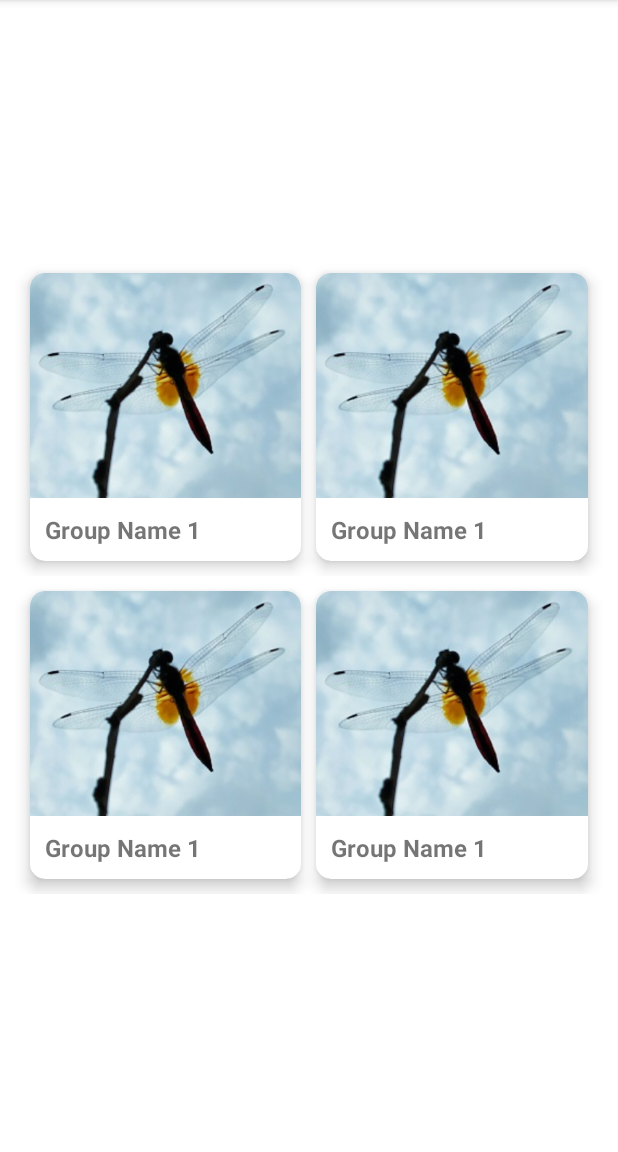
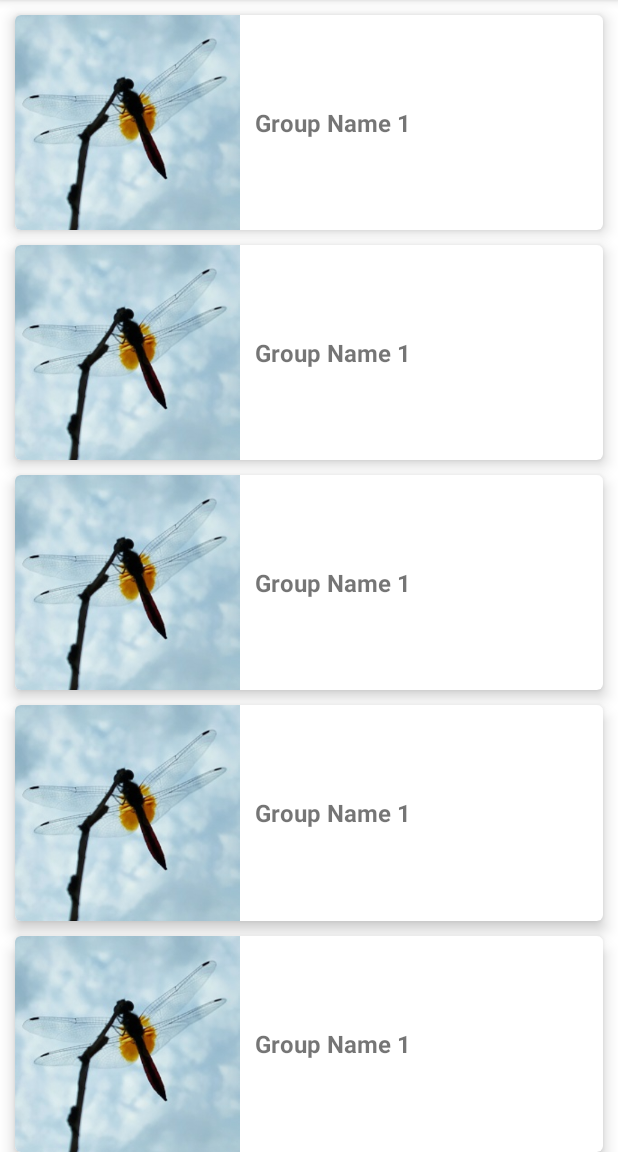
Before and after one commit to shashank1800/Android_App-Utopia-19, an Android app: the Teams screen opened directly, with no data from a screen before it, on a phone screen of 412 x 824 dp, the part 84-1236 px from its top. Run offline under Robolectric (Android 15) with nearby library versions, the phone set to English and light mode, and no system bars.

Commit message:
3 commit

```diff
--- a/app/build.gradle
+++ b/app/build.gradle
@@ -28,6 +28,7 @@ dependencies {
     implementation 'com.google.firebase:firebase-auth:16.1.0'
     implementation 'com.google.firebase:firebase-database:16.0.6'
     implementation 'com.google.android.gms:play-services-auth:11.8.0'
+    implementation 'com.google.firebase:firebase-messaging:17.3.4'
     testImplementation 'junit:junit:4.12'
     androidTestImplementation 'androidx.test:runner:1.1.0-alpha4'
     androidTestImplementation 'androidx.test.espresso:espresso-core:3.1.0-alpha4'
--- a/app/src/main/java/com/rnsit/utopia/Events.java
+++ b/app/src/main/java/com/rnsit/utopia/Events.java
@@ -11,5 +11,6 @@ public class Events extends AppCompatActivity {
         super.onCreate(savedInstanceState);
         setContentView(R.layout.activity_events);
         getSupportActionBar().setDisplayHomeAsUpEnabled(true);
+
     }
 }
--- a/app/src/main/java/com/rnsit/utopia/MyFirebaseMessagingService.java
+++ b/app/src/main/java/com/rnsit/utopia/MyFirebaseMessagingService.java
@@ -1,7 +1,28 @@
 package com.rnsit.utopia;
 
 
+import android.util.Log;
 
-public class MyFirebaseMessagingService {
+import com.google.firebase.messaging.FirebaseMessagingService;
+import com.google.firebase.messaging.RemoteMessage;
+
+
+public class MyFirebaseMessagingService extends FirebaseMessagingService {
+
+    String TAG = "";
+
+    @Override
+    public void onMessageReceived(RemoteMessage remoteMessage) {
+        Log.d(TAG, "From: " + remoteMessage.getFrom());
+        if (remoteMessage.getData().size() > 0) {
+            Log.d(TAG, "Message data payload: " + remoteMessage.getData());
+
+            if (/* Check if data needs to be processed by long running job */ true) {
+            }
+        }
+        if (remoteMessage.getNotification() != null) {
+            Log.d(TAG, "Message Notification Body: " + remoteMessage.getNotification().getBody());
+        }
+    }
 
 }
--- a/app/src/main/res/layout/activity_events.xml
+++ b/app/src/main/res/layout/activity_events.xml
@@ -1,9 +1,56 @@
 <?xml version="1.0" encoding="utf-8"?>
-<androidx.constraintlayout.widget.ConstraintLayout xmlns:android="http://schemas.android.com/apk/res/android"
+<RelativeLayout
+    xmlns:android="http://schemas.android.com/apk/res/android"
     xmlns:app="http://schemas.android.com/apk/res-auto"
     xmlns:tools="http://schemas.android.com/tools"
     android:layout_width="match_parent"
     android:layout_height="match_parent"
+    android:background="@color/dark"
     tools:context=".Events">
 
-</androidx.constraintlayout.widget.ConstraintLayout>
+    <LinearLayout
+        android:layout_width="wrap_content"
+        android:layout_height="wrap_content"
+        android:layout_centerInParent="true"
+        android:orientation="vertical">
+
+        <com.google.android.material.card.MaterialCardView
+            style="@style/Widget.MaterialComponents.CardView.Checkable"
+            android:clickable="true"
+            android:layout_width="match_parent"
+            android:layout_height="wrap_content"
+            android:layout_gravity="center"
+            android:layout_margin="@dimen/dimen_10dp"
+            app:cardElevation="@dimen/dimen_2dp">
+            <TextView
+                android:layout_width="wrap_content"
+                android:layout_height="wrap_content"
+                android:text="Total Events"
+                android:textStyle="bold"
+                android:textSize="@dimen/dimen_20sp"
+                android:layout_margin="@dimen/dimen_20dp"
+                android:layout_gravity="center"/>
+        </com.google.android.material.card.MaterialCardView>
+        <com.google.android.material.card.MaterialCardView
+            style="@style/Widget.MaterialComponents.CardView.Checkable"
+            android:clickable="true"
+            android:layout_width="match_parent"
+            android:layout_height="wrap_content"
+            android:layout_margin="@dimen/dimen_10dp"
+            app:cardElevation="@dimen/dimen_2dp">
+            <TextView
+                android:layout_width="wrap_content"
+                android:layout_height="wrap_content"
+                android:text="Upcoming Events"
+                android:textStyle="bold"
+                android:textSize="@dimen/dimen_20sp"
+                android:layout_margin="@dimen/dimen_20dp"
+                android:layout_gravity="center"/>
+        </com.google.android.material.card.MaterialCardView>
+        <FrameLayout
+            android:id="@+id/fragment_container"
+            android:layout_width="match_parent"
+            android:layout_height="match_parent" />
+    </LinearLayout>
+
+</RelativeLayout>
--- a/app/src/main/res/layout/activity_teams.xml
+++ b/app/src/main/res/layout/activity_teams.xml
@@ -1,146 +1,165 @@
 <?xml version="1.0" encoding="utf-8"?>
-<RelativeLayout
+<LinearLayout
     xmlns:android="http://schemas.android.com/apk/res/android"
     xmlns:app="http://schemas.android.com/apk/res-auto"
     xmlns:tools="http://schemas.android.com/tools"
     android:layout_width="match_parent"
     android:layout_height="match_parent"
+    android:orientation="vertical"
     tools:context=".Teams">
-
-    <TableLayout
-        android:layout_width="match_parent"
-        android:layout_height="wrap_content"
-        android:layout_centerInParent="true"
-        android:layout_margin="@dimen/dimen_10dp">
-        <TableRow>
-            <com.google.android.material.card.MaterialCardView
-                style="@style/Widget.MaterialComponents.CardView.Checkable"
-                android:layout_width="0dp"
-                android:layout_height="wrap_content"
-                android:layout_weight="1"
-                android:layout_column="1"
-                android:layout_margin="@dimen/dimen_10dp"
-                app:cardCornerRadius="@dimen/dimen_10dp"
-                app:cardElevation="@dimen/dimen_6dp">
-
-                <LinearLayout
-                    android:layout_width="wrap_content"
-                    android:layout_height="wrap_content"
-                    android:orientation="vertical">
-
-                    <ImageView
-                        android:layout_width="wrap_content"
-                        android:layout_height="150dp"
-                        android:scaleType="centerCrop"
-                        android:src="@drawable/groupicon" />
-
-                    <TextView
-                        android:layout_width="match_parent"
-                        android:layout_height="wrap_content"
-                        android:layout_margin="@dimen/dimen_10dp"
-                        android:text="Group Name 1"
-                        android:textSize="16sp"
-                        android:textStyle="bold"/>
-                </LinearLayout>
-            </com.google.android.material.card.MaterialCardView>
 
     <com.google.android.material.card.MaterialCardView
         style="@style/Widget.MaterialComponents.CardView.Checkable"
-                android:layout_width="0dp"
-                android:layout_height="wrap_content"
-                android:layout_column="2"
+        android:layout_width="match_parent"
+        android:layout_height="0dp"
+        android:layout_weight="1"
         android:layout_marginTop="@dimen/dimen_10dp"
         android:layout_marginRight="@dimen/dimen_10dp"
-                android:layout_marginBottom="@dimen/dimen_10dp"
-                android:layout_weight="1"
-                app:cardCornerRadius="@dimen/dimen_10dp"
+        android:layout_marginLeft="@dimen/dimen_10dp"
+        android:background="@drawable/post"
         app:cardElevation="@dimen/dimen_6dp">
-
         <LinearLayout
+            android:layout_width="match_parent"
+            android:layout_height="wrap_content"
+            android:orientation="horizontal">
+            <ImageView
+                android:layout_width="150dp"
+                android:layout_height="150dp"
+                android:layout_gravity="center"
+                android:scaleType="centerCrop"
+                android:src="@drawable/groupicon" />
+            <TextView
                 android:layout_width="wrap_content"
                 android:layout_height="wrap_content"
-                    android:orientation="vertical">
-
-                    <ImageView
-                        android:layout_width="wrap_content"
-                        android:layout_height="150dp"
-                        android:scaleType="centerCrop"
-                        android:src="@drawable/groupicon" />
-
-                    <TextView
-                        android:layout_width="match_parent"
-                        android:layout_height="wrap_content"
                 android:layout_margin="@dimen/dimen_10dp"
+                android:layout_gravity="center"
                 android:text="Group Name 1"
                 android:textSize="16sp"
                 android:textStyle="bold" />
         </LinearLayout>
     </com.google.android.material.card.MaterialCardView>
-        </TableRow>
-        <TableRow>
     <com.google.android.material.card.MaterialCardView
         style="@style/Widget.MaterialComponents.CardView.Checkable"
-                android:layout_width="0dp"
-                android:layout_height="wrap_content"
+        android:layout_width="match_parent"
+        android:layout_height="0dp"
         android:layout_weight="1"
-                android:layout_column="1"
-                android:layout_margin="@dimen/dimen_10dp"
-                app:cardCornerRadius="@dimen/dimen_10dp"
+        android:layout_marginTop="@dimen/dimen_10dp"
+        android:layout_marginRight="@dimen/dimen_10dp"
+        android:layout_marginLeft="@dimen/dimen_10dp"
+        android:background="@drawable/post"
         app:cardElevation="@dimen/dimen_6dp">
         <LinearLayout
+            android:layout_width="match_parent"
+            android:layout_height="wrap_content"
+            android:orientation="horizontal">
+            <ImageView
+                android:layout_width="150dp"
+                android:layout_height="150dp"
+                android:layout_gravity="center"
+                android:scaleType="centerCrop"
+                android:src="@drawable/groupicon" />
+            <TextView
                 android:layout_width="wrap_content"
                 android:layout_height="wrap_content"
-                    android:orientation="vertical">
-
+                android:layout_margin="@dimen/dimen_10dp"
+                android:layout_gravity="center"
+                android:text="Group Name 1"
+                android:textSize="16sp"
+                android:textStyle="bold" />
+        </LinearLayout>
+    </com.google.android.material.card.MaterialCardView>
+    <com.google.android.material.card.MaterialCardView
+        style="@style/Widget.MaterialComponents.CardView.Checkable"
+        android:layout_width="match_parent"
+        android:layout_height="0dp"
+        android:layout_weight="1"
+        android:layout_marginTop="@dimen/dimen_10dp"
+        android:layout_marginRight="@dimen/dimen_10dp"
+        android:layout_marginLeft="@dimen/dimen_10dp"
+        android:background="@drawable/post"
+        app:cardElevation="@dimen/dimen_6dp">
+        <LinearLayout
+            android:layout_width="match_parent"
+            android:layout_height="wrap_content"
+            android:orientation="horizontal">
             <ImageView
-                        android:layout_width="wrap_content"
+                android:layout_width="150dp"
                 android:layout_height="150dp"
+                android:layout_gravity="center"
                 android:scaleType="centerCrop"
                 android:src="@drawable/groupicon" />
-
             <TextView
+                android:layout_width="wrap_content"
+                android:layout_height="wrap_content"
+                android:layout_margin="@dimen/dimen_10dp"
+                android:layout_gravity="center"
+                android:text="Group Name 1"
+                android:textSize="16sp"
+                android:textStyle="bold" />
+        </LinearLayout>
+    </com.google.android.material.card.MaterialCardView>
+    <com.google.android.material.card.MaterialCardView
+        style="@style/Widget.MaterialComponents.CardView.Checkable"
+        android:layout_width="match_parent"
+        android:layout_height="0dp"
+        android:layout_weight="1"
+        android:layout_marginTop="@dimen/dimen_10dp"
+        android:layout_marginRight="@dimen/dimen_10dp"
+        android:layout_marginLeft="@dimen/dimen_10dp"
+        android:background="@drawable/post"
+        app:cardElevation="@dimen/dimen_6dp">
+        <LinearLayout
             android:layout_width="match_parent"
             android:layout_height="wrap_content"
+            android:orientation="horizontal">
+            <ImageView
+                android:layout_width="150dp"
+                android:layout_height="150dp"
+                android:layout_gravity="center"
+                android:scaleType="centerCrop"
+                android:src="@drawable/groupicon" />
+            <TextView
+                android:layout_width="wrap_content"
+                android:layout_height="wrap_content"
                 android:layout_margin="@dimen/dimen_10dp"
+                android:layout_gravity="center"
+                android:text="Group Name 1"
+                android:textSize="16sp"
+                android:textStyle="bold" />
+        </LinearLayout>
+    </com.google.android.material.card.MaterialCardView>
+    <com.google.android.material.card.MaterialCardView
+        style="@style/Widget.MaterialComponents.CardView.Checkable"
+        android:layout_width="match_parent"
+        android:layout_height="0dp"
+        android:layout_weight="1"
+        android:layout_marginTop="@dimen/dimen_10dp"
+        android:layout_marginRight="@dimen/dimen_10dp"
+        android:layout_marginLeft="@dimen/dimen_10dp"
+        android:background="@drawable/post"
+        app:cardElevation="@dimen/dimen_6dp">
+        <LinearLayout
+            android:layout_width="match_parent"
+            android:layout_height="wrap_content"
+            android:orientation="horizontal">
+            <ImageView
+                android:layout_width="150dp"
+                android:layout_height="150dp"
+                android:layout_gravity="center"
+                android:scaleType="centerCrop"
+                android:src="@drawable/groupicon" />
+            <TextView
+                android:layout_width="wrap_content"
+                android:layout_height="wrap_content"
+                android:layout_margin="@dimen/dimen_10dp"
+                android:layout_gravity="center"
                 android:text="Group Name 1"
                 android:textSize="16sp"
                 android:textStyle="bold" />
         </LinearLayout>
     </com.google.android.material.card.MaterialCardView>
 
-            <com.google.android.material.card.MaterialCardView
-                style="@style/Widget.MaterialComponents.CardView.Checkable"
-                android:layout_width="0dp"
-                android:layout_height="wrap_content"
-                android:layout_column="2"
-                android:layout_marginTop="@dimen/dimen_10dp"
-                android:layout_marginRight="@dimen/dimen_10dp"
-                android:layout_marginBottom="@dimen/dimen_10dp"
-                android:layout_weight="1"
-                app:cardCornerRadius="@dimen/dimen_10dp"
-                app:cardElevation="@dimen/dimen_6dp">
 
-                <LinearLayout
-                    android:layout_width="wrap_content"
-                    android:layout_height="wrap_content"
-                    android:orientation="vertical">
 
-                    <ImageView
-                        android:layout_width="wrap_content"
-                        android:layout_height="150dp"
-                        android:scaleType="centerCrop"
-                        android:src="@drawable/groupicon" />
 
-                    <TextView
-                        android:layout_width="match_parent"
-                        android:layout_height="wrap_content"
-                        android:layout_margin="@dimen/dimen_10dp"
-                        android:text="Group Name 1"
-                        android:textSize="16sp"
-                        android:textStyle="bold" />
 </LinearLayout>
-            </com.google.android.material.card.MaterialCardView>
-        </TableRow>
-    </TableLayout>
-
-</RelativeLayout>
```
Lines whose indentation alone changed are shown as unchanged.
